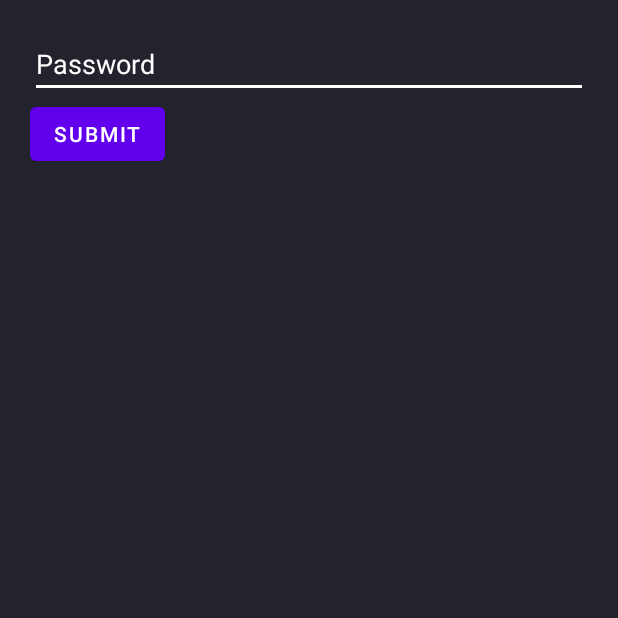
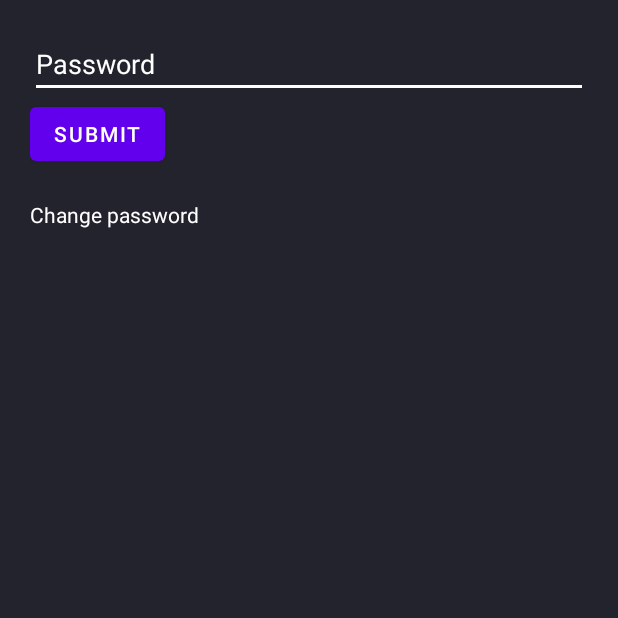
Before and after one commit to DevHyperCoder/SecureBrowser, an Android app: the screen it shows after launch (MainActivity), on a phone screen of 412 x 824 dp, the top half of it. Run offline under Robolectric (Android 15) with nearby library versions, the phone set to English and light mode, and no system bars; our stand-ins replace Room's generated code; libraries missing offline, so code that uses them is left out: org.mindrot.jbcrypt; 3 statements that could not run were skipped.

Commit message:
Add Change Password feature

```diff
--- a/app/build.gradle
+++ b/app/build.gradle
@@ -50,6 +50,10 @@ dependencies {
     implementation 'androidx.navigation:navigation-fragment-ktx:2.3.5'
     implementation 'androidx.navigation:navigation-ui-ktx:2.3.5'
     implementation 'androidx.legacy:legacy-support-v4:1.0.0'
+
+    // https://mvnrepository.com/artifact/org.mindrot/jbcrypt
+    implementation group: 'org.mindrot', name: 'jbcrypt', version: '0.4'
+
     testImplementation 'junit:junit:4.13.2'
     androidTestImplementation 'androidx.test.ext:junit:1.1.2'
     androidTestImplementation 'androidx.test.espresso:espresso-core:3.3.0'
--- a/app/src/main/java/com/devhypercoder/securebrowser/ui/login/LoginFragment.kt
+++ b/app/src/main/java/com/devhypercoder/securebrowser/ui/login/LoginFragment.kt
@@ -1,21 +1,26 @@
 package com.devhypercoder.securebrowser.ui.login
 
+import android.content.Context
 import android.os.Bundle
-import android.util.Log
 import android.view.LayoutInflater
 import android.view.View
 import android.view.ViewGroup
-import android.widget.Button
-import android.widget.EditText
+import android.widget.*
 import androidx.fragment.app.Fragment
 import androidx.fragment.app.activityViewModels
+import androidx.fragment.app.viewModels
+import androidx.lifecycle.MutableLiveData
+import androidx.lifecycle.ViewModel
 import androidx.navigation.fragment.findNavController
+import com.devhypercoder.securebrowser.Constants
 import com.devhypercoder.securebrowser.R
 import com.devhypercoder.securebrowser.UserVIewModel
+import org.mindrot.jbcrypt.BCrypt
 
 class LoginFragment : Fragment() {
 
     private val userView: UserVIewModel by activityViewModels()
+    private val loginViewModel: LoginViewModel by viewModels()
 
     override fun onCreateView(
         inflater: LayoutInflater, container: ViewGroup?,
@@ -24,18 +29,73 @@ class LoginFragment : Fragment() {
         return inflater.inflate(R.layout.login_fragment, container, false)
     }
 
+    private fun setPassword(password: String) {
+        val salt = BCrypt.gensalt()
+        val hashedPw = BCrypt.hashpw(password, salt)
+
+        activity?.getPreferences(Context.MODE_PRIVATE)?.edit()
+            ?.putString(Constants.PASSWORD_KEY, hashedPw)
+            ?.apply()
+    }
+
     override fun onActivityCreated(savedInstanceState: Bundle?) {
         super.onActivityCreated(savedInstanceState)
 
+        val hashPw =
+            activity?.getPreferences(Context.MODE_PRIVATE)?.getString(Constants.PASSWORD_KEY, "")
+        if (hashPw == "") {
+            setPassword(Constants.DEFAULT_PASSWORD)
+        }
+
         val passwdEditText: EditText = requireView().findViewById(R.id.password_input)
         val passwdBtn: Button = requireView().findViewById(R.id.password_btn)
+
         passwdBtn.setOnClickListener {
-            if (passwdEditText.text.toString() == "asdf") {
+            if (BCrypt.checkpw(passwdEditText.text.toString(), hashPw)) {
                 userView.isLoggedIn.value = true
                 findNavController().navigate(R.id.action_loginFragment_to_mainFragment)
+            }
+        }
+
+        val changePasswordText: TextView = requireView().findViewById(R.id.change_pass_text)
+        changePasswordText.setOnClickListener {
+            loginViewModel.isChangePassword.value = !loginViewModel.isChangePassword.value!!
+        }
+
+        requireView().findViewById<Button>(R.id.change_pass_btn).setOnClickListener {
+            val origPasswd: EditText = requireView().findViewById(R.id.original_password)
+            val newPasswd: EditText = requireView().findViewById(R.id.new_password)
+            val confirmNewPasswd: EditText = requireView().findViewById(R.id.new_confirm_password)
+
+            val message = if (BCrypt.checkpw(origPasswd.text.toString(), hashPw)) {
+                if (newPasswd.text.toString() == confirmNewPasswd.text.toString()) {
+                    setPassword(newPasswd.text.toString())
+                    Constants.PASSWORD_CHANGE_SUCCESS
+                } else {
+                    Constants.PASSWORD_NO_MATCH
+                }
+            } else {
+                Constants.ORIGINAL_PASSWORD_WRONG
+            }
+
+            Toast.makeText(requireContext(), message, Toast.LENGTH_SHORT).show()
+        }
+
+        loginViewModel.isChangePassword.observe(viewLifecycleOwner) {
+            val changePasswordLayout: RelativeLayout =
+                requireView().findViewById(R.id.change_pass_screen)
+            changePasswordLayout.visibility = if (it) {
+                View.VISIBLE
+            } else {
+                View.INVISIBLE
             }
         }
 
     }
 
 }
+
+class LoginViewModel : ViewModel() {
+    val isChangePassword = MutableLiveData(false)
+
+}
--- a/app/src/main/res/layout/login_fragment.xml
+++ b/app/src/main/res/layout/login_fragment.xml
@@ -25,4 +25,62 @@
         android:layout_below="@id/password_input"
         android:text="@string/submit" />
 
+    <TextView
+        android:id="@+id/change_pass_text"
+        android:layout_width="match_parent"
+        android:layout_height="wrap_content"
+        android:layout_below="@id/password_btn"
+        android:layout_marginTop="20sp"
+        android:text="Change password"
+        android:textColor="@color/white" />
+
+    <RelativeLayout
+        android:id="@+id/change_pass_screen"
+        android:layout_width="match_parent"
+        android:layout_height="wrap_content"
+        android:layout_below="@id/change_pass_text"
+        android:visibility="invisible">
+
+        <EditText
+            android:id="@+id/original_password"
+            android:layout_width="match_parent"
+            android:layout_height="wrap_content"
+            android:backgroundTint="@color/white"
+            android:hint="Original Password"
+            android:importantForAutofill="no"
+            android:inputType="textPassword"
+            android:textColor="@color/white"
+            android:textColorHint="@color/white" />
+
+        <EditText
+            android:id="@+id/new_password"
+            android:layout_width="match_parent"
+            android:layout_height="wrap_content"
+            android:layout_below="@id/original_password"
+            android:backgroundTint="@color/white"
+            android:hint="New Password"
+            android:importantForAutofill="no"
+            android:inputType="textPassword"
+            android:textColor="@color/white"
+            android:textColorHint="@color/white" />
+
+        <EditText
+            android:id="@+id/new_confirm_password"
+            android:layout_width="match_parent"
+            android:layout_height="wrap_content"
+            android:layout_below="@id/new_password"
+            android:backgroundTint="@color/white"
+            android:hint="Confirm new password"
+            android:importantForAutofill="no"
+            android:inputType="textPassword"
+            android:textColor="@color/white"
+            android:textColorHint="@color/white" />
+
+        <Button
+            android:id="@+id/change_pass_btn"
+            android:layout_width="wrap_content"
+            android:layout_height="wrap_content"
+            android:layout_below="@id/new_confirm_password"
+            android:text="Change password" />
+    </RelativeLayout>
 </RelativeLayout>
--- a/app/src/main/res/values/strings.xml
+++ b/app/src/main/res/values/strings.xml
@@ -6,4 +6,5 @@
     <string name="default_url">https://devhypercoder.com</string>
     <string name="go_url"><![CDATA[>]]></string>
     <string name="back"><![CDATA[<]]></string>
+    <string name="change_password">Change password</string>
 </resources>
```
Also changed, not shown: app/src/main/java/com/devhypercoder/securebrowser/Constants.kt (added, +9 -0 lines).
